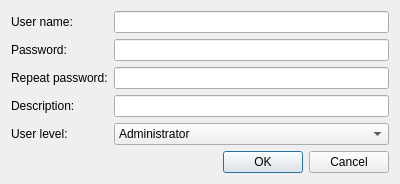
This is src/addEditUserDialog.ui in d2uriel/Budget as Qt 5 draws it before an edit. The edited form follows.
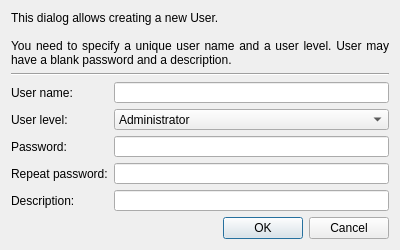
This is the edited form.

Commit message: Added help text labels to all dialogs. They can be toggled on or off by F1 shortcut or Help > Hide help texts in dialogs.

What changed in the file:
```diff
--- a/src/addEditUserDialog.ui
+++ b/src/addEditUserDialog.ui
@@ -7,16 +7,51 @@
     <x>0</x>
     <y>0</y>
     <width>400</width>
-    <height>177</height>
+    <height>250</height>
    </rect>
   </property>
   <property name="windowTitle">
    <string>Household Budget - Add/Edit user</string>
   </property>
-  <layout class="QFormLayout" name="formLayout">
-   <property name="fieldGrowthPolicy">
-    <enum>QFormLayout::AllNonFixedFieldsGrow</enum>
-   </property>
+  <layout class="QVBoxLayout" name="verticalLayout">
+   <item>
+    <widget class="QLabel" name="label_helpText">
+     <property name="text">
+      <string>This dialog allows creating a new User.
+
+You need to specify a unique user name and a user level. User may have a blank password and a description.</string>
+     </property>
+     <property name="alignment">
+      <set>Qt::AlignJustify|Qt::AlignVCenter</set>
+     </property>
+     <property name="wordWrap">
+      <bool>true</bool>
+     </property>
+    </widget>
+   </item>
+   <item>
+    <widget class="Line" name="line">
+     <property name="orientation">
+      <enum>Qt::Horizontal</enum>
+     </property>
+    </widget>
+   </item>
+   <item>
+    <layout class="QFormLayout" name="formLayout_2">
+     <item row="3" column="0">
+      <widget class="QLabel" name="label_passwordRepeat">
+       <property name="text">
+        <string>Repeat password:</string>
+       </property>
+      </widget>
+     </item>
+     <item row="3" column="1">
+      <widget class="QLineEdit" name="lineEdit_repeatPassword">
+       <property name="echoMode">
+        <enum>QLineEdit::Password</enum>
+       </property>
+      </widget>
+     </item>
    <item row="0" column="0">
     <widget class="QLabel" name="label">
      <property name="text">
@@ -28,65 +63,53 @@
     <widget class="QLineEdit" name="lineEdit_name"/>
    </item>
    <item row="1" column="0">
-    <widget class="QLabel" name="label_password">
+      <widget class="QLabel" name="label_5">
      <property name="text">
-      <string>Password:</string>
+        <string>User level:</string>
      </property>
     </widget>
    </item>
    <item row="1" column="1">
-    <widget class="QLineEdit" name="lineEdit_password">
-     <property name="echoMode">
-      <enum>QLineEdit::Password</enum>
-     </property>
+      <widget class="QComboBox" name="comboBox_userLevel">
+       <item>
+        <property name="text">
+         <string>Administrator</string>
+        </property>
+       </item>
+       <item>
+        <property name="text">
+         <string>User</string>
+        </property>
+       </item>
     </widget>
    </item>
    <item row="2" column="0">
-    <widget class="QLabel" name="label_passwordRepeat">
+      <widget class="QLabel" name="label_password">
      <property name="text">
-      <string>Repeat password:</string>
+        <string>Password:</string>
      </property>
     </widget>
    </item>
    <item row="2" column="1">
-    <widget class="QLineEdit" name="lineEdit_repeatPassword">
+      <widget class="QLineEdit" name="lineEdit_password">
      <property name="echoMode">
       <enum>QLineEdit::Password</enum>
      </property>
     </widget>
    </item>
-   <item row="3" column="0">
+     <item row="4" column="0">
     <widget class="QLabel" name="label_4">
      <property name="text">
       <string>Description:</string>
      </property>
     </widget>
    </item>
-   <item row="3" column="1">
-    <widget class="QLineEdit" name="lineEdit_description"/>
-   </item>
-   <item row="4" column="0">
-    <widget class="QLabel" name="label_5">
-     <property name="text">
-      <string>User level:</string>
-     </property>
-    </widget>
-   </item>
    <item row="4" column="1">
-    <widget class="QComboBox" name="comboBox_userLevel">
-     <item>
-      <property name="text">
-       <string>Administrator</string>
-      </property>
+      <widget class="QLineEdit" name="lineEdit_description"/>
      </item>
-     <item>
-      <property name="text">
-       <string>User</string>
-      </property>
-     </item>
-    </widget>
-   </item>
-   <item row="5" column="1">
+    </layout>
+   </item>
+   <item>
     <widget class="QDialogButtonBox" name="buttonBox">
      <property name="orientation">
       <enum>Qt::Horizontal</enum>
```
Left out of the diff: 5 changed lines with no effect on the pictures. Lines whose indentation alone changed are shown as unchanged. The commit also changes 30 other files.
